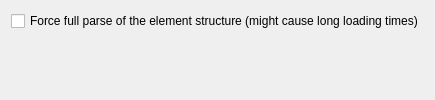
This is gui/infooptionpage.ui in Martchus/tageditor as Qt 5 draws it before an edit. The edited form follows.
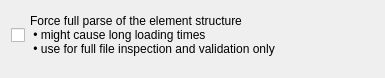
This is the edited form.

Diff of the .ui file:
```diff
--- a/gui/infooptionpage.ui
+++ b/gui/infooptionpage.ui
@@ -2,6 +2,14 @@
 <ui version="4.0">
  <class>QtGui::InfoOptionPage</class>
  <widget class="QWidget" name="QtGui::InfoOptionPage">
+  <property name="geometry">
+   <rect>
+    <x>0</x>
+    <y>0</y>
+    <width>385</width>
+    <height>78</height>
+   </rect>
+  </property>
   <property name="windowTitle">
    <string>Info options page</string>
   </property>
@@ -12,7 +20,9 @@
    <item>
     <widget class="QCheckBox" name="forceFullParseCheckBox">
      <property name="text">
-      <string>Force full parse of the element structure (might cause long loading times)</string>
+      <string>Force full parse of the element structure
+ • might cause long loading times
+ • use for full file inspection and validation only</string>
      </property>
     </widget>
    </item>
```
Left out of the diff: 3 changed lines with no effect on the pictures.
